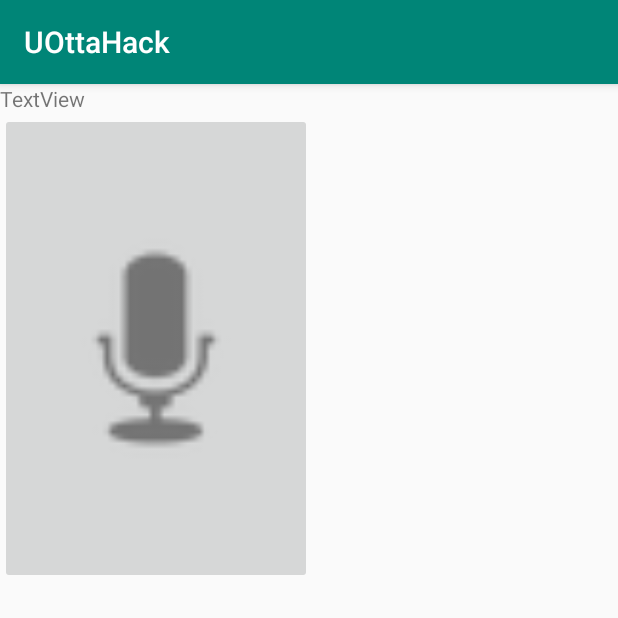
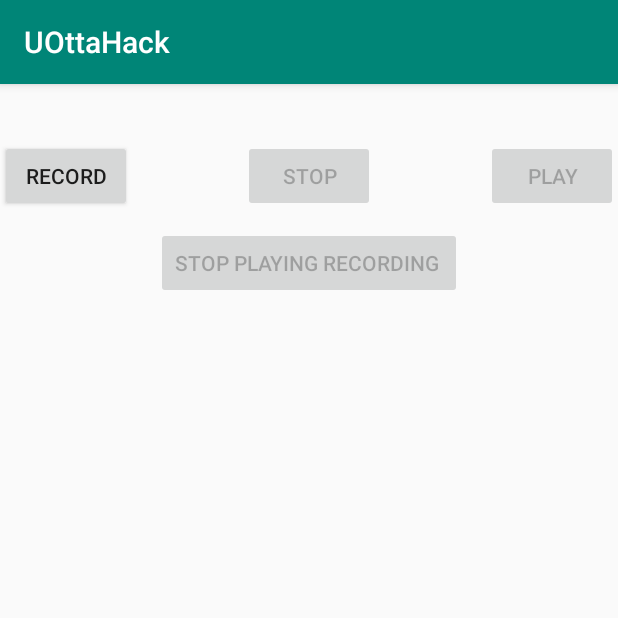
Before and after one commit to nixin72/UOttaHack-2019, an Android app: the screen it shows after launch (MainActivity), on a phone screen of 412 x 824 dp, the top half of it. Run offline under Robolectric (Android 15) with nearby library versions, the phone set to English and light mode, and no system bars.

Commit message:
Audio Works

```diff
--- a/AndroidClient/UOttaHack/app/src/main/AndroidManifest.xml
+++ b/AndroidClient/UOttaHack/app/src/main/AndroidManifest.xml
@@ -2,8 +2,10 @@
 <manifest xmlns:android="http://schemas.android.com/apk/res/android"
     package="com.example.uottahack">
 
-    <uses-permission android:name="android.permission.WRITE_EXTERNAL_STORAGE"></uses-permission>
-    <uses-permission android:name="android.permission.RECORD_AUDIO"></uses-permission>
+    <uses-permission android:name="android.permission.WRITE_EXTERNAL_STORAGE"/>
+    <uses-permission android:name="android.permission.RECORD_AUDIO" />
+    <uses-permission android:name="android.permission.STORAGE" />
+
 
     <application
         android:allowBackup="true"
--- a/AndroidClient/UOttaHack/app/src/main/res/layout/activity_main.xml
+++ b/AndroidClient/UOttaHack/app/src/main/res/layout/activity_main.xml
@@ -1,35 +1,45 @@
 <?xml version="1.0" encoding="utf-8"?>
-<android.support.constraint.ConstraintLayout xmlns:android="http://schemas.android.com/apk/res/android"
-    xmlns:app="http://schemas.android.com/apk/res-auto"
+<RelativeLayout xmlns:android="http://schemas.android.com/apk/res/android"
     xmlns:tools="http://schemas.android.com/tools"
     android:layout_width="match_parent"
-    android:layout_height="match_parent"
-    tools:context=".MainActivity">
+    android:layout_height="match_parent">
 
-    <LinearLayout xmlns:android="http://schemas.android.com/apk/res/android"
-        android:layout_width="0dp"
-        android:layout_height="fill_parent"
-        android:orientation="vertical"
-        tools:layout_editor_absoluteX="102dp"
-        tools:layout_editor_absoluteY="56dp">
 
-        <TextView
-            android:id="@+id/textView"
-            android:layout_width="wrap_content"
-            android:layout_height="wrap_content"
-            android:text="TextView"
-            tools:layout_editor_absoluteX="163dp"
-            tools:layout_editor_absoluteY="442dp" />
+    <Button
+        android:layout_width="wrap_content"
+        android:layout_height="wrap_content"
+        android:text="Record"
+        android:id="@+id/button"
+        android:layout_alignParentLeft="true"
+        android:layout_marginTop="37dp"
+        />
 
-        <ImageButton
-            android:id="@+id/microphoneBTN"
-            android:layout_width="208dp"
-            android:layout_height="314dp"
-            android:scaleType="fitCenter"
-            app:srcCompat="@android:drawable/ic_btn_speak_now"
-            tools:layout_editor_absoluteX="88dp"
-            tools:layout_editor_absoluteY="97dp" />
+    <Button
+        android:layout_width="wrap_content"
+        android:layout_height="wrap_content"
+        android:text="STOP"
+        android:id="@+id/button2"
+        android:layout_alignTop="@+id/button"
+        android:layout_centerHorizontal="true"
+        />
 
-    </LinearLayout>
+    <Button
+        android:layout_width="wrap_content"
+        android:layout_height="wrap_content"
+        android:text="Play"
+        android:id="@+id/button3"
+        android:layout_alignTop="@+id/button2"
+        android:layout_alignParentRight="true"
+        android:layout_alignParentEnd="true"
+        />
 
-</android.support.constraint.ConstraintLayout>
+    <Button
+        android:layout_width="wrap_content"
+        android:layout_height="wrap_content"
+        android:text="STOP PLAYING RECORDING "
+        android:id="@+id/button4"
+        android:layout_below="@+id/button2"
+        android:layout_centerHorizontal="true"
+        android:layout_marginTop="10dp"
+        />
+</RelativeLayout>
```
Also changed, not shown: AndroidClient/UOttaHack/app/src/main/java/com/example/uottahack/MainActivity.java (+160 -77 lines).
